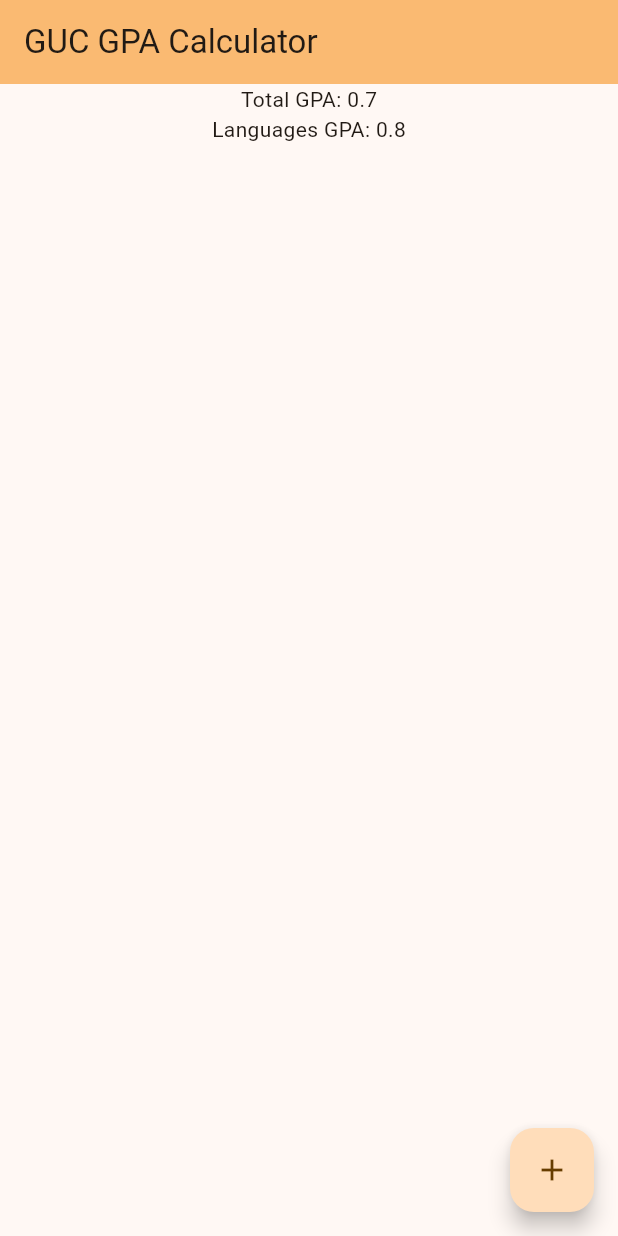
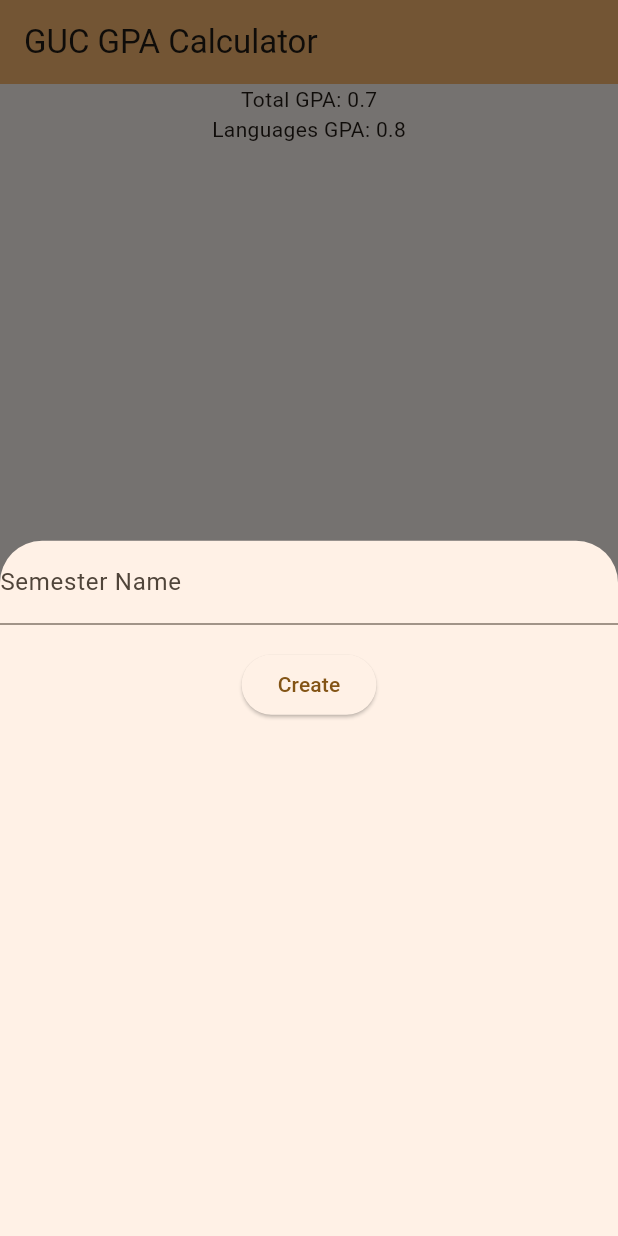
Before and after one commit to ziadsadek999/guc_gpa_calculator, a Flutter app: the screen it shows after launch, after a tap on the "add" icon, on a phone screen of 412 x 824 dp. Run offline on Flutter 3.47's test engine with Material 3 defaults, Android fonts, the phone set to English and light mode, and no system bars; our stand-ins replace drift, sqlite3_flutter_libs; missing offline and left inert: sqlite3; accounts and stored records are empty; generated files the repository leaves out were written again.

Commit message:
Create semester done

```diff
--- /dev/null
+++ b/lib/components/create_semester.dart
@@ -0,0 +1,49 @@
+import 'package:drift/drift.dart';
+import 'package:flutter/material.dart';
+import 'package:guc_gpa_calculator/database.dart';
+import 'package:guc_gpa_calculator/utils.dart';
+import 'package:flutter/widgets.dart' as prefix;
+import 'package:flutter/material.dart';
+
+class CreateSemester extends StatefulWidget {
+  const CreateSemester({super.key});
+
+  @override
+  CreateSemesterState createState() {
+    return CreateSemesterState();
+  }
+}
+
+class CreateSemesterState extends State<CreateSemester> {
+  final TextEditingController _nameController = TextEditingController();
+  final GlobalKey<FormState> _formKey = GlobalKey<FormState>();
+
+  @override
+  Widget build(BuildContext context) {
+    return Form(
+        key: _formKey,
+        child: prefix.Column(children: [
+          TextFormField(
+            controller: _nameController,
+            decoration: const InputDecoration(labelText: "Semester Name"),
+            validator: (value) {
+              if (value == null || value.isEmpty) {
+                return "Please enter a name";
+              }
+              return null;
+            },
+          ),
+          const SizedBox(height: 16),
+          ElevatedButton(
+            onPressed: () async {
+              if (_formKey.currentState!.validate()) {
+                await Utils.createSemester(SemestersCompanion(
+                    name: Value<String>(_nameController.text)));
+                Navigator.pop(context);
+              }
+            },
+            child: const Text("Create"),
+          )
+        ]));
+  }
+}
--- a/lib/database.dart
+++ b/lib/database.dart
@@ -12,7 +12,6 @@
 class Semesters extends Table {
   IntColumn get id => integer().autoIncrement()();
   TextColumn get name => text().unique().withLength(min: 1, max: 64)();
-  IntColumn get season => integer().unique()();
 }
 
 @DataClassName('Course')
@@ -34,7 +33,7 @@
   AppDatabase() : super(_openConnection());
 
   @override
-  int get schemaVersion => 1;
+  int get schemaVersion => 2;
 
   Stream<List<Semester>> get allSemesters => select(semesters).watch();
   Stream<List<Course>> getSemesterCourses(Semester s) {
@@ -52,6 +51,16 @@
   Future<int> createCourse(CoursesCompanion entry) {
     return into(courses).insert(entry);
   }
+
+  @override
+  MigrationStrategy get migration =>
+      MigrationStrategy(onUpgrade: (migrator, from, to) async {
+        if (from == 1) {
+          // We are telling the database to add the category column so it can be upgraded to version 2
+          await migrator.drop(semesters);
+          await migrator.createTable(semesters);
+        }
+      });
 }
 
 LazyDatabase _openConnection() {
--- a/lib/home.dart
+++ b/lib/home.dart
@@ -1,8 +1,11 @@
+import 'package:drift/drift.dart';
 import 'package:flutter/material.dart';
 import 'package:guc_gpa_calculator/components/accumulative_gpa.dart';
+import 'package:guc_gpa_calculator/components/create_semester.dart';
 import 'package:guc_gpa_calculator/components/semester.dart';
 import 'package:guc_gpa_calculator/database.dart';
 import 'package:guc_gpa_calculator/utils.dart';
+import 'package:flutter/widgets.dart' as prefix;
 
 class Home extends StatefulWidget {
   Home({super.key});
@@ -20,7 +23,7 @@
         title: const Text("GUC GPA Calculator"),
       ),
       body: Center(
-        child: Column(
+        child: prefix.Column(
           children: [
             const AccumulativeGpa(),
             StreamBuilder(
@@ -28,7 +31,7 @@
                 builder: (BuildContext context,
                     AsyncSnapshot<List<Semester>> snapshot) {
                   if (snapshot.hasData) {
-                    return Column(
+                    return prefix.Column(
                       children: snapshot.data!
                           .map((semester) => SemesterWidget(semester: semester))
                           .toList(),
@@ -41,7 +44,14 @@
         ),
       ),
       floatingActionButton: FloatingActionButton(
-        onPressed: () {},
+        onPressed: () {
+          showModalBottomSheet<void>(
+            context: context,
+            builder: (BuildContext context) {
+              return CreateSemester();
+            },
+          );
+        },
         tooltip: 'Increment',
         child: const Icon(Icons.add),
       ),
```
Also changed, not shown: lib/database.g.dart.
